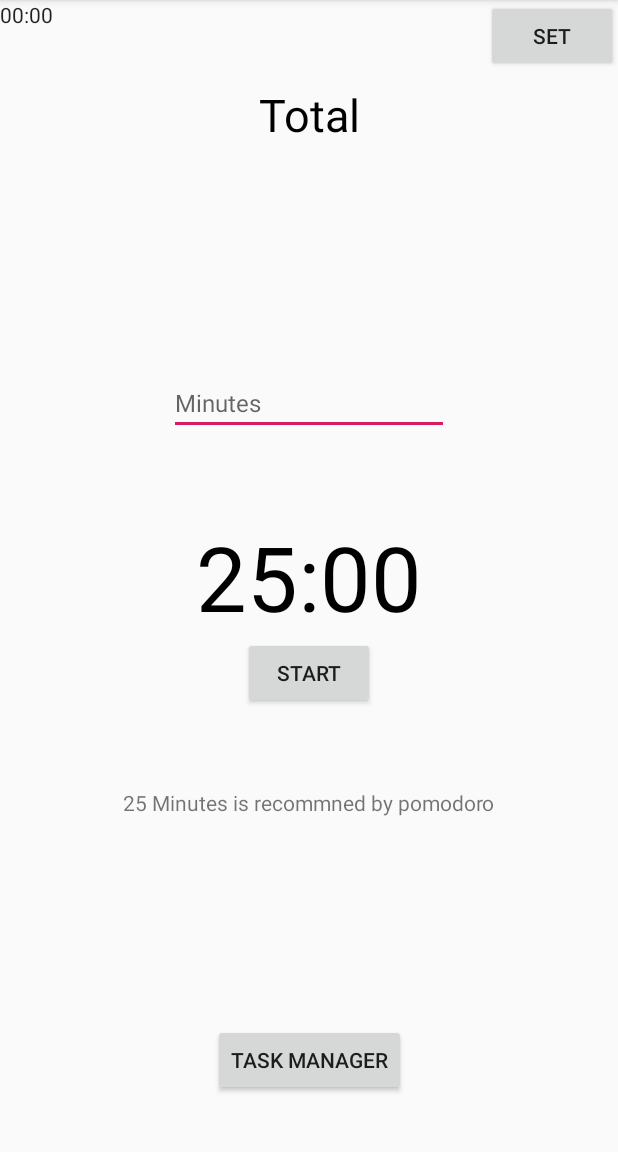
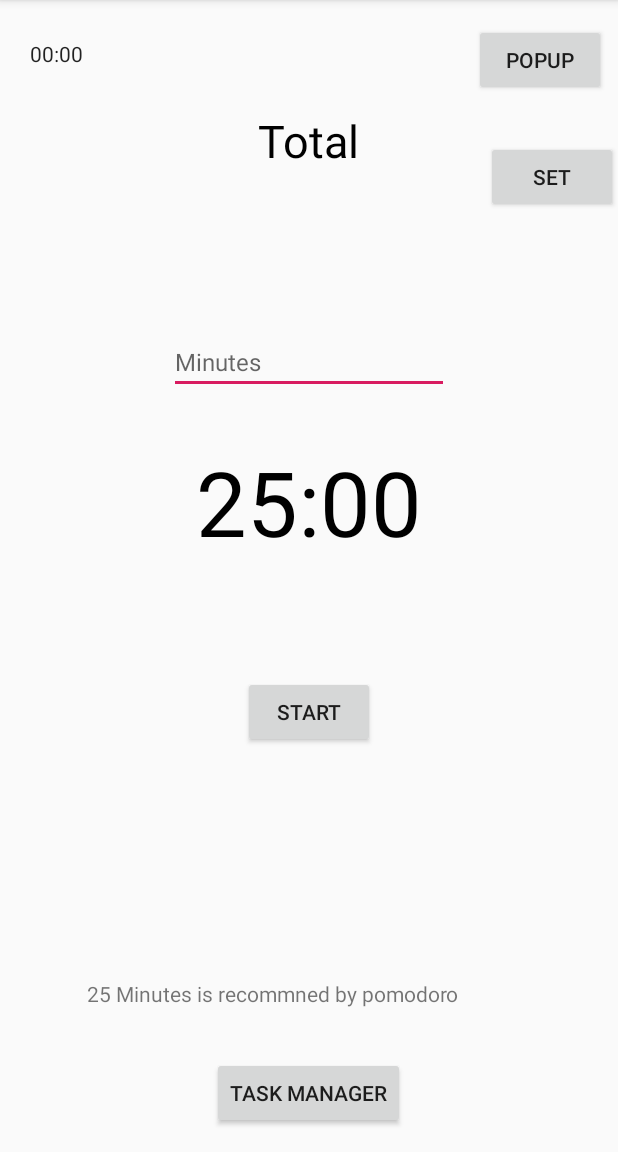
Before and after one commit to alsahmou/focus-android-app, an Android app: the screen it shows after launch (MainActivity), on a phone screen of 412 x 824 dp, the part 84-1236 px from its top. Run offline under Robolectric (Android 15) with nearby library versions, the phone set to English and light mode, and no system bars.

Commit message:
Popup window created

```diff
--- a/app/src/main/java/com/alsahmou/focusapp/MainActivity.java
+++ b/app/src/main/java/com/alsahmou/focusapp/MainActivity.java
@@ -2,15 +2,22 @@ package com.alsahmou.focusapp;
 
 import android.content.Intent;
 import android.graphics.Color;
+import android.os.Build;
 import android.os.Bundle;
 import android.os.CountDownTimer;
 import android.os.Handler;
 import android.os.SystemClock;
+import android.view.Gravity;
+import android.view.LayoutInflater;
 import android.view.View;
+import android.view.ViewGroup.LayoutParams;
 import android.view.inputmethod.InputMethodManager;
 import android.widget.Button;
 import android.widget.Chronometer;
 import android.widget.EditText;
+import android.widget.ImageButton;
+import android.widget.PopupWindow;
+import android.widget.RelativeLayout;
 import android.widget.TextView;
 import android.widget.Toast;
 
@@ -33,6 +40,7 @@ public class MainActivity extends AppCompatActivity {
     private Button mResetBtn;
     private Button mSetBtn;
     private Button mTaskManagerBtn;
+    private Button mTasksPopupBtn;
 
     private boolean mTimerRunning;
     private boolean mChronoRunning;
@@ -50,6 +58,9 @@ public class MainActivity extends AppCompatActivity {
 
     final Handler handler = new Handler();
 
+    private PopupWindow mTaskPopupWindow;
+    private RelativeLayout mRelativeLayout;
+
     @Override
     protected void onCreate(Bundle savedInstanceState) {
         super.onCreate(savedInstanceState);
@@ -66,6 +77,7 @@ public class MainActivity extends AppCompatActivity {
         mResetBtn = findViewById(R.id.resetBtn);
         mSetBtn = findViewById(R.id.setBtn);
         mTaskManagerBtn = findViewById(R.id.taskManagerBtn);
+        mTasksPopupBtn = findViewById(R.id.popupBtn);
 
         mChronometer = findViewById(R.id.chronometer);
         mChronometer.setFormat("Extra Time: %s");
@@ -76,6 +88,47 @@ public class MainActivity extends AppCompatActivity {
 
         mStartTimeInMillis = Constants.DEFAULT_TIMER_VALUE;
         mTimeLeftInMillis = Constants.DEFAULT_TIMER_VALUE;
+
+        mRelativeLayout = findViewById(R.id.mainRelativeLayout);
+
+        mTasksPopupBtn.setOnClickListener(new View.OnClickListener() {
+            @Override
+            public void onClick(View v) {
+                /* Initialize a new instance of layoutInflater service*/
+                LayoutInflater inflater = (LayoutInflater) getApplicationContext().getSystemService(LAYOUT_INFLATER_SERVICE);
+
+                // Inflate the custom layout/view
+                View customView = inflater.inflate(R.layout.task_popup_layout,null);
+
+                // Initialize a new instance of popup window
+                mTaskPopupWindow = new PopupWindow(
+                        customView,
+                        LayoutParams.WRAP_CONTENT,
+                        LayoutParams.WRAP_CONTENT
+                );
+
+                // Set an elevation value for popup window
+                // Call requires API level 21
+                if(Build.VERSION.SDK_INT>=21){
+                    mTaskPopupWindow.setElevation(5.0f);
+                }
+
+                // Get a reference for the custom view close button
+                ImageButton closeButton = customView.findViewById(R.id.ib_close);
+
+                // Set a click listener for the popup window close button
+                closeButton.setOnClickListener(new View.OnClickListener() {
+                    @Override
+                    public void onClick(View view) {
+                        // Dismiss the popup window
+                        mTaskPopupWindow.dismiss();
+                    }
+                });
+
+                // Finally, show the popup window at the center location of root relative layout
+                mTaskPopupWindow.showAtLocation(mRelativeLayout, Gravity.CENTER,0,0);
+            }
+        });
 
 
         /*Button redirects the user to the Task Manager App, the intent is set as the taskManagerIntent then called by startActivity method */
--- a/app/src/main/res/layout/activity_main.xml
+++ b/app/src/main/res/layout/activity_main.xml
@@ -1,7 +1,8 @@
 <?xml version="1.0" encoding="utf-8"?>
-<androidx.constraintlayout.widget.ConstraintLayout xmlns:android="http://schemas.android.com/apk/res/android"
+<RelativeLayout xmlns:android="http://schemas.android.com/apk/res/android"
     xmlns:app="http://schemas.android.com/apk/res-auto"
     xmlns:tools="http://schemas.android.com/tools"
+    android:id="@+id/mainRelativeLayout"
     android:layout_width="match_parent"
     android:layout_height="match_parent"
     tools:context=".MainActivity">
@@ -10,6 +11,9 @@
         android:id="@+id/timerTextView"
         android:layout_width="wrap_content"
         android:layout_height="wrap_content"
+        android:layout_alignParentTop="true"
+        android:layout_centerHorizontal="true"
+        android:layout_marginTop="294dp"
         android:text="25:00"
         android:textColor="@android:color/black"
         android:textSize="60sp"
@@ -22,6 +26,9 @@
         android:id="@+id/startBtn"
         android:layout_width="wrap_content"
         android:layout_height="wrap_content"
+        android:layout_alignParentBottom="true"
+        android:layout_centerHorizontal="true"
+        android:layout_marginBottom="269dp"
         android:text="Start"
         app:layout_constraintEnd_toEndOf="parent"
         app:layout_constraintStart_toStartOf="parent"
@@ -31,6 +38,9 @@
         android:id="@+id/resetBtn"
         android:layout_width="wrap_content"
         android:layout_height="wrap_content"
+        android:layout_alignParentBottom="true"
+        android:layout_centerHorizontal="true"
+        android:layout_marginBottom="197dp"
         android:text="Give Up"
         app:layout_constraintBottom_toBottomOf="parent"
         app:layout_constraintEnd_toEndOf="parent"
@@ -41,6 +51,13 @@
         android:id="@+id/motivateTextView"
         android:layout_width="wrap_content"
         android:layout_height="wrap_content"
+        android:layout_above="@+id/timeEditText"
+        android:layout_alignParentStart="true"
+        android:layout_alignParentLeft="true"
+        android:layout_centerHorizontal="true"
+        android:layout_marginStart="41dp"
+        android:layout_marginLeft="41dp"
+        android:layout_marginBottom="-409dp"
         android:text="Leave your phone alone! "
         android:textColor="@android:color/holo_red_dark"
         android:textSize="30sp"
@@ -53,6 +70,11 @@
         android:id="@+id/totalTextView"
         android:layout_width="wrap_content"
         android:layout_height="wrap_content"
+        android:layout_alignParentTop="true"
+        android:layout_alignParentBottom="true"
+        android:layout_centerHorizontal="true"
+        android:layout_marginTop="73dp"
+        android:layout_marginBottom="617dp"
         android:text="Total"
         android:textColor="@android:color/black"
         android:textSize="30sp"
@@ -65,10 +87,13 @@
         android:id="@+id/timeEditText"
         android:layout_width="wrap_content"
         android:layout_height="wrap_content"
+        android:layout_above="@+id/taskManagerBtn"
+        android:layout_centerHorizontal="true"
+        android:layout_marginBottom="442dp"
         android:ems="10"
+        android:hint="Minutes"
         android:inputType="number"
         android:maxLength="4"
-        android:hint="Minutes"
         android:textSize="16sp"
         app:layout_constraintBottom_toTopOf="@+id/timerTextView"
         app:layout_constraintEnd_toEndOf="parent"
@@ -79,36 +104,65 @@
         android:id="@+id/setBtn"
         android:layout_width="wrap_content"
         android:layout_height="wrap_content"
+        android:layout_alignParentTop="true"
+        android:layout_alignParentEnd="true"
+        android:layout_marginTop="94dp"
         android:text="Set"
         app:layout_constraintEnd_toEndOf="parent"
+        app:layout_constraintStart_toEndOf="@+id/timeEditText"
         tools:layout_editor_absoluteY="233dp" />
+
 
     <TextView
         android:id="@+id/secondaryTextView"
         android:layout_width="wrap_content"
         android:layout_height="wrap_content"
+        android:layout_alignParentEnd="true"
+        android:layout_alignParentRight="true"
+        android:layout_alignParentBottom="true"
+        android:layout_marginEnd="106dp"
+        android:layout_marginRight="106dp"
+        android:layout_marginBottom="96dp"
         android:text="25 Minutes is recommned by pomodoro"
         app:layout_constraintBottom_toTopOf="@+id/resetBtn"
         app:layout_constraintEnd_toEndOf="parent"
         app:layout_constraintStart_toStartOf="parent"
         app:layout_constraintTop_toBottomOf="@+id/startBtn" />
 
-
     <Chronometer
         android:id="@+id/chronometer"
         android:layout_width="wrap_content"
         android:layout_height="wrap_content"
+        android:layout_alignParentStart="true"
+        android:layout_alignParentTop="true"
+        android:layout_marginStart="20dp"
+        android:layout_marginTop="26dp"
         android:textSize="14sp" />
 
     <Button
         android:id="@+id/taskManagerBtn"
         android:layout_width="wrap_content"
         android:layout_height="wrap_content"
+        android:layout_alignParentBottom="true"
+        android:layout_centerHorizontal="true"
+        android:layout_marginBottom="15dp"
         android:text="Task Manager"
         app:layout_constraintBottom_toBottomOf="parent"
         app:layout_constraintEnd_toEndOf="parent"
         app:layout_constraintStart_toStartOf="parent"
         app:layout_constraintTop_toBottomOf="@+id/resetBtn" />
 
+    <Button
+        android:id="@+id/popupBtn"
+        android:layout_width="wrap_content"
+        android:layout_height="wrap_content"
+        android:layout_alignParentEnd="true"
+        android:layout_marginTop="16dp"
+        android:layout_marginEnd="8dp"
+        android:layout_marginRight="16dp"
+        android:text="Popup"
+        app:layout_constraintEnd_toEndOf="parent"
+        app:layout_constraintTop_toTopOf="parent" />
 
-</androidx.constraintlayout.widget.ConstraintLayout>
+
+</RelativeLayout>
--- a/app/src/main/res/values/styles.xml
+++ b/app/src/main/res/values/styles.xml
@@ -8,4 +8,9 @@
         <item name="colorAccent">@color/colorAccent</item>
     </style>
 
+    <style name="AppTheme.CustomTheme">
+        <item name="android:windowIsTranslucent">true</item>
+        <item name="android:windowCloseOnTouchOutside">true</item>
+    </style>
+
 </resources>
```
Also changed, not shown: app/src/main/res/layout/task_popup_layout.xml (added, +27 -0 lines).
